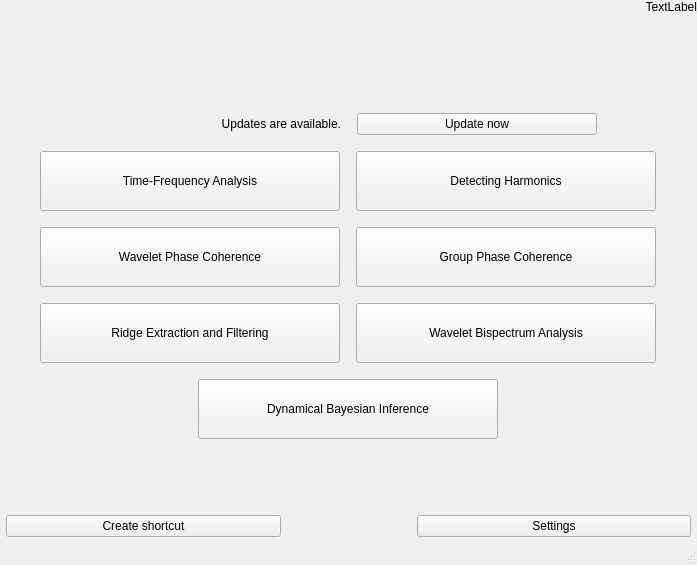
First picture: the form in res/layout/window_launcher.ui, repository luphysics/PyMODA, before the edit.
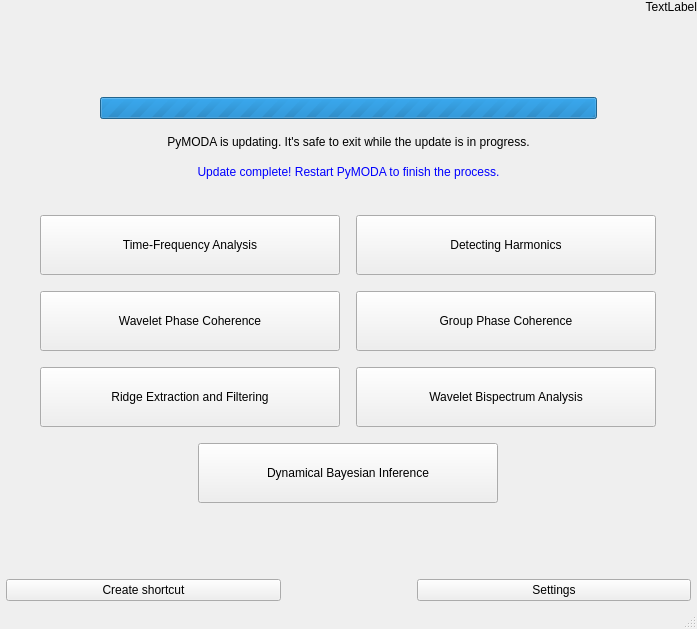
Second picture: the form after the edit.

Commit message: Show update progress in launcher window

Diff of the .ui file:
```diff
--- a/res/layout/window_launcher.ui
+++ b/res/layout/window_launcher.ui
@@ -7,7 +7,7 @@
     <x>0</x>
     <y>0</y>
     <width>697</width>
-    <height>565</height>
+    <height>629</height>
    </rect>
   </property>
   <property name="windowTitle">
@@ -70,36 +70,43 @@
          <number>100</number>
         </property>
         <property name="bottomMargin">
-         <number>0</number>
+         <number>20</number>
         </property>
         <item>
-         <layout class="QHBoxLayout" name="horizontalLayout_10">
-          <property name="sizeConstraint">
-           <enum>QLayout::SetDefaultConstraint</enum>
-          </property>
+         <layout class="QVBoxLayout" name="verticalLayout_3">
           <item>
-           <widget class="QLabel" name="lbl_update">
-            <property name="font">
-             <font>
-              <weight>50</weight>
-              <italic>false</italic>
-              <bold>false</bold>
-              <underline>false</underline>
-              <strikeout>false</strikeout>
-             </font>
+           <widget class="QProgressBar" name="progress_updating">
+            <property name="maximum">
+             <number>0</number>
             </property>
+            <property name="value">
+             <number>0</number>
+            </property>
+           </widget>
+          </item>
+          <item>
+           <widget class="QLabel" name="lbl_updating">
+            <property name="enabled">
+             <bool>true</bool>
+            </property>
             <property name="text">
-             <string>Updates are available.</string>
+             <string>PyMODA is updating. It's safe to exit while the update is in progress.</string>
             </property>
             <property name="alignment">
-             <set>Qt::AlignRight|Qt::AlignTrailing|Qt::AlignVCenter</set>
+             <set>Qt::AlignCenter</set>
             </property>
            </widget>
           </item>
           <item>
-           <widget class="QPushButton" name="btn_update">
+           <widget class="QLabel" name="lbl_update_complete">
+            <property name="styleSheet">
+             <string notr="true">color:blue;</string>
+            </property>
             <property name="text">
-             <string>Update now</string>
+             <string>Update complete! Restart PyMODA to finish the process.</string>
+            </property>
+            <property name="alignment">
+             <set>Qt::AlignCenter</set>
             </property>
            </widget>
           </item>
```
The commit also changes 3 other files.
